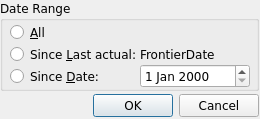
Old version of the form UI/rebuild_window.ui in the repository titov-vv/jal.
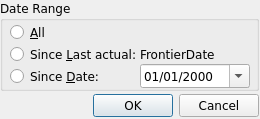
New version of the form.

The edit to the form file:
```diff
--- a/UI/rebuild_window.ui
+++ b/UI/rebuild_window.ui
@@ -94,6 +94,12 @@
       <height>24</height>
      </rect>
     </property>
+    <property name="displayFormat">
+     <string>dd/MM/yyyy</string>
+    </property>
+    <property name="calendarPopup">
+     <bool>true</bool>
+    </property>
    </widget>
    <widget class="QLabel" name="FrontierDateLabel">
     <property name="geometry">
```
